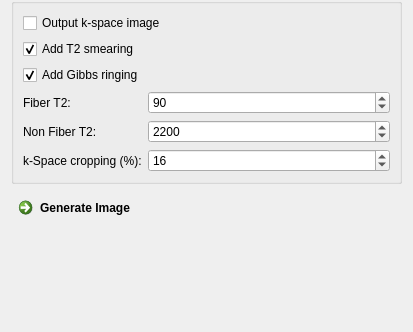
Old version of the form Plugins/org.mitk.gui.qt.diffusionimaging/src/internal/QmitkFiberfoxViewControls.ui in the repository MITK/MITK; both pictures show x 0 to 413 and y 700 to 1032 of the 413 by 1032 pixel window.
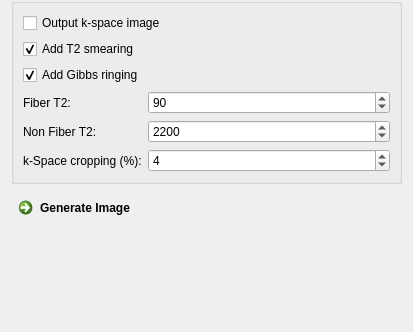
New version of the form. Icons and pictures are not drawn.

The edit to the form file:
```diff
--- a/Plugins/org.mitk.gui.qt.diffusionimaging/src/internal/QmitkFiberfoxViewControls.ui
+++ b/Plugins/org.mitk.gui.qt.diffusionimaging/src/internal/QmitkFiberfoxViewControls.ui
@@ -153,7 +153,7 @@
             <number>1</number>
            </property>
            <property name="value">
-            <number>16</number>
+            <number>4</number>
            </property>
           </widget>
          </item>
```
